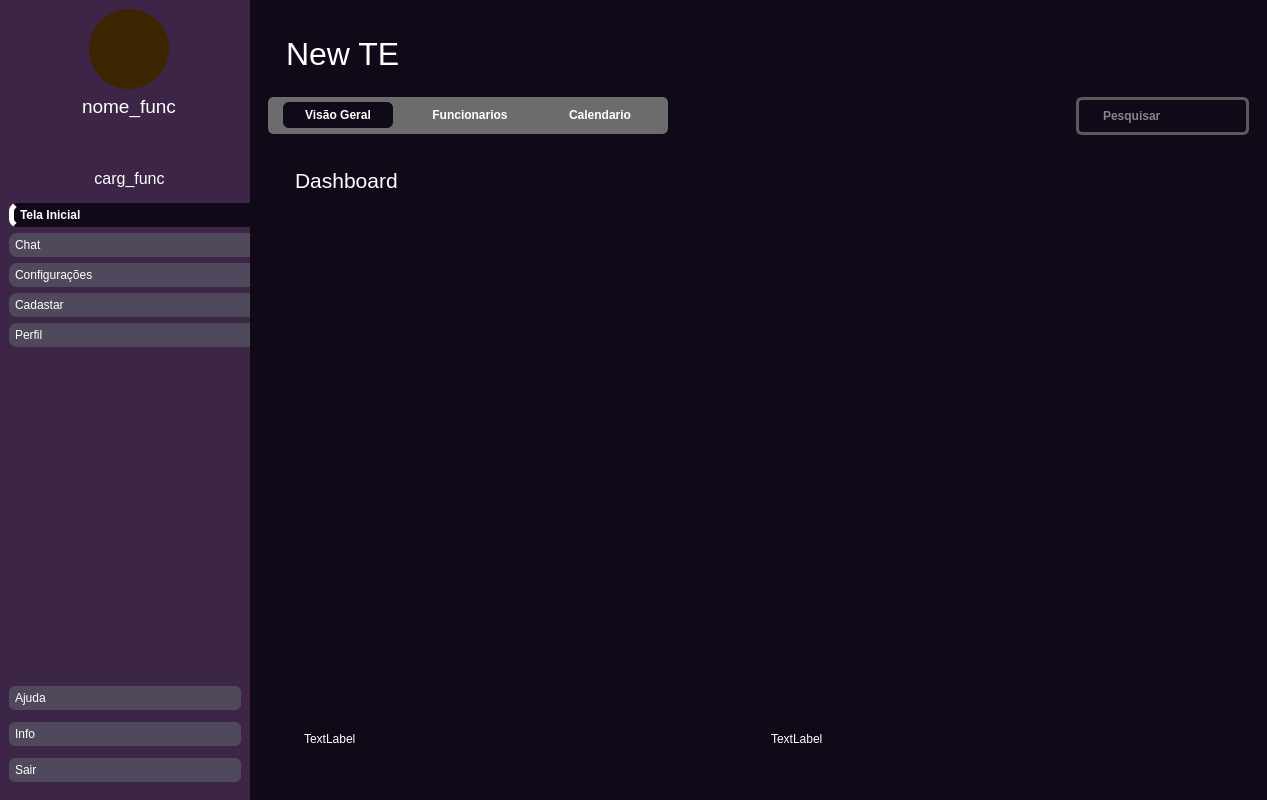
Above: design/NOVODASH.ui from Zstraffey/NewTE before the change. Below: the same form after it.
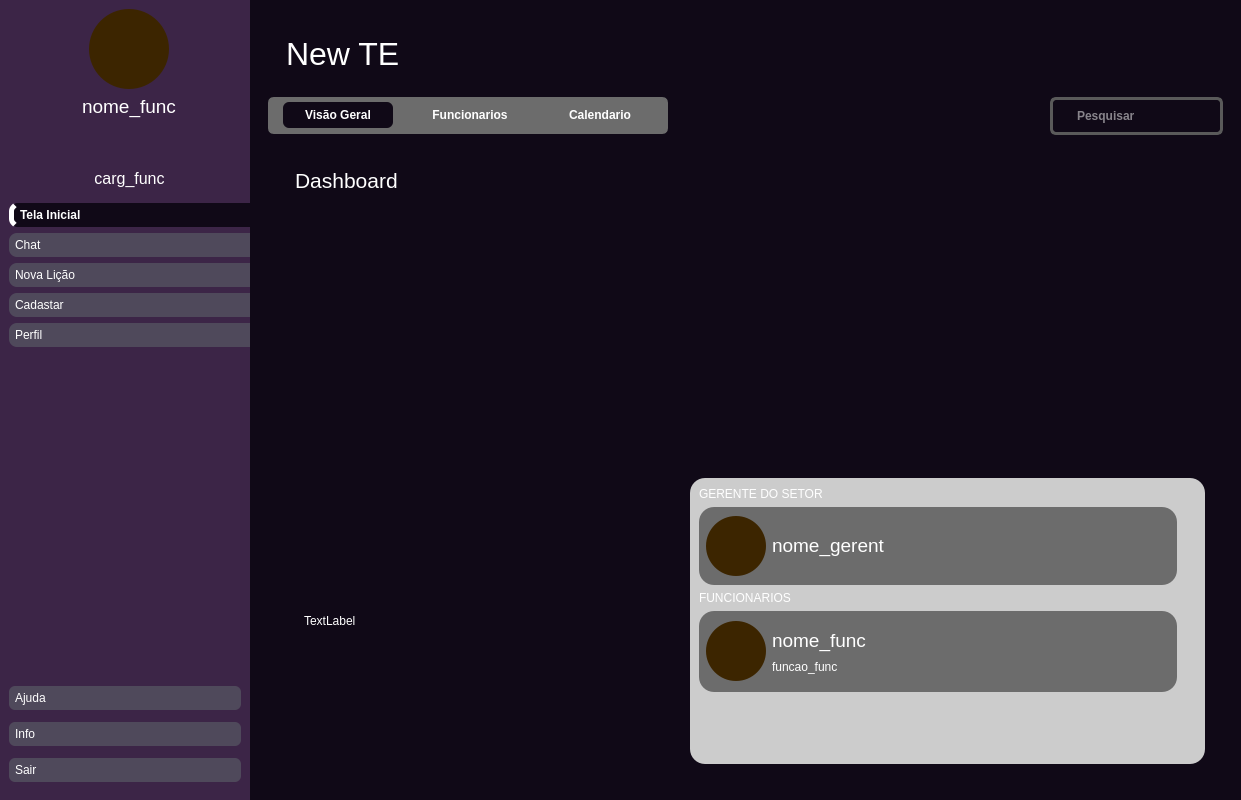
That is the form after the change. The open tabs and pages were chosen to show the change. Icons and pictures are not drawn.

Commit message: templates separados, atualização do dashboard

Patch:
```diff
--- a/design/NOVODASH.ui
+++ b/design/NOVODASH.ui
@@ -6,7 +6,7 @@
    <rect>
     <x>0</x>
     <y>0</y>
-    <width>1267</width>
+    <width>1241</width>
     <height>800</height>
    </rect>
   </property>
@@ -51,6 +51,9 @@
    <enum>Qt::ToolButtonIconOnly</enum>
   </property>
   <widget class="QWidget" name="centralwidget">
+   <property name="styleSheet">
+    <string notr="true">font: 63 8pt &quot;Inter 18pt SemiBold&quot;;</string>
+   </property>
    <layout class="QHBoxLayout" name="horizontalLayout">
     <property name="spacing">
      <number>0</number>
@@ -386,7 +389,7 @@
                 <cursorShape>PointingHandCursor</cursorShape>
                </property>
                <property name="text">
-                <string>Configurações</string>
+                <string>Nova Lição</string>
                </property>
                <property name="icon">
                 <iconset resource="../imagens/imgs.qrc">
@@ -934,6 +937,9 @@
               <layout class="QVBoxLayout" name="verticalLayout_31">
                <item>
                 <widget class="QWidget" name="widget_geral_dashboard" native="true">
+                 <property name="styleSheet">
+                  <string notr="true">font: 63 8pt &quot;Inter 18pt SemiBold&quot;;</string>
+                 </property>
                  <layout class="QVBoxLayout" name="verticalLayout_32">
                   <item>
                    <widget class="QWidget" name="grafico" native="true">
@@ -988,6 +994,12 @@
                   <item>
                    <widget class="QWidget" name="widget_pessoas_solicitar" native="true">
                     <layout class="QHBoxLayout" name="horizontalLayout_35">
+                     <property name="rightMargin">
+                      <number>0</number>
+                     </property>
+                     <property name="bottomMargin">
+                      <number>0</number>
+                     </property>
                      <item>
                       <widget class="QWidget" name="pessoas_online" native="true">
                        <layout class="QVBoxLayout" name="verticalLayout_35">
@@ -1003,12 +1015,300 @@
                      </item>
                      <item>
                       <widget class="QWidget" name="solicitar_ajuda" native="true">
+                       <property name="maximumSize">
+                        <size>
+                         <width>515</width>
+                         <height>16777215</height>
+                        </size>
+                       </property>
+                       <property name="styleSheet">
+                        <string notr="true">#solicitar_ajuda{background-color: rgb(204, 204, 204);
+border-radius:15px;}</string>
+                       </property>
                        <layout class="QVBoxLayout" name="verticalLayout_36">
+                        <property name="spacing">
+                         <number>0</number>
+                        </property>
+                        <property name="leftMargin">
+                         <number>0</number>
+                        </property>
+                        <property name="topMargin">
+                         <number>0</number>
+                        </property>
+                        <property name="rightMargin">
+                         <number>0</number>
+                        </property>
+                        <property name="bottomMargin">
+                         <number>0</number>
+                        </property>
                         <item>
-                         <widget class="QLabel" name="substitua_aqui_solicitar">
-                          <property name="text">
-                           <string>TextLabel</string>
+                         <widget class="QScrollArea" name="scrollArea_solicitar_ajuda">
+                          <property name="maximumSize">
+                           <size>
+                            <width>515</width>
+                            <height>16777215</height>
+                           </size>
                           </property>
+                          <property name="widgetResizable">
+                           <bool>true</bool>
+                          </property>
+                          <widget class="QWidget" name="scrollAreaWidgetContents_3">
+                           <property name="geometry">
+                            <rect>
+                             <x>0</x>
+                             <y>0</y>
+                             <width>515</width>
+                             <height>275</height>
+                            </rect>
+                           </property>
+                           <property name="maximumSize">
+                            <size>
+                             <width>515</width>
+                             <height>16777215</height>
+                            </size>
+                           </property>
+                           <layout class="QVBoxLayout" name="verticalLayout_54">
+                            <item>
+                             <widget class="QLabel" name="lbl_gerente">
+                              <property name="cursor">
+                               <cursorShape>ArrowCursor</cursorShape>
+                              </property>
+                              <property name="text">
+                               <string>&lt;html&gt;&lt;head/&gt;&lt;body&gt;&lt;p&gt;GERENTE DO SETOR&lt;/p&gt;&lt;/body&gt;&lt;/html&gt;</string>
+                              </property>
+                             </widget>
+                            </item>
+                            <item>
+                             <widget class="QWidget" name="template_gerente_setor" native="true">
+                              <property name="sizePolicy">
+                               <sizepolicy hsizetype="Fixed" vsizetype="Fixed">
+                                <horstretch>0</horstretch>
+                                <verstretch>0</verstretch>
+                               </sizepolicy>
+                              </property>
+                              <property name="minimumSize">
+                               <size>
+                                <width>478</width>
+                                <height>78</height>
+                               </size>
+                              </property>
+                              <property name="cursor">
+                               <cursorShape>PointingHandCursor</cursorShape>
+                              </property>
+                              <property name="styleSheet">
+                               <string notr="true">#template_gerente_setor{
+background-color: rgb(108, 108, 108);
+border-radius: 15px;
+
+}</string>
+                              </property>
+                              <layout class="QHBoxLayout" name="horizontalLayout_12">
+                               <property name="leftMargin">
+                                <number>7</number>
+                               </property>
+                               <item>
+                                <widget class="QPushButton" name="foto_gerente_setor">
+                                 <property name="sizePolicy">
+                                  <sizepolicy hsizetype="Expanding" vsizetype="Expanding">
+                                   <horstretch>0</horstretch>
+                                   <verstretch>0</verstretch>
+                                  </sizepolicy>
+                                 </property>
+                                 <property name="minimumSize">
+                                  <size>
+                                   <width>60</width>
+                                   <height>60</height>
+                                  </size>
+                                 </property>
+                                 <property name="maximumSize">
+                                  <size>
+                                   <width>60</width>
+                                   <height>60</height>
+                                  </size>
+                                 </property>
+                                 <property name="cursor">
+                                  <cursorShape>PointingHandCursor</cursorShape>
+                                 </property>
+                                 <property name="layoutDirection">
+                                  <enum>Qt::LeftToRight</enum>
+                                 </property>
+                                 <property name="styleSheet">
+                                  <string notr="true">QPushButton{
+text-aling:center;
+	background-color: rgb(60, 37, 00) ;
+border-radius: 30px;
+
+}</string>
+                                 </property>
+                                 <property name="text">
+                                  <string/>
+                                 </property>
+                                 <property name="iconSize">
+                                  <size>
+                                   <width>4000</width>
+                                   <height>4000</height>
+                                  </size>
+                                 </property>
+                                </widget>
+                               </item>
+                               <item>
+                                <widget class="QWidget" name="info_gerente_setor" native="true">
+                                 <property name="cursor">
+                                  <cursorShape>PointingHandCursor</cursorShape>
+                                 </property>
+                                 <layout class="QVBoxLayout" name="verticalLayout_52">
+                                  <property name="spacing">
+                                   <number>8</number>
+                                  </property>
+                                  <property name="leftMargin">
+                                   <number>0</number>
+                                  </property>
+                                  <item>
+                                   <widget class="QLabel" name="nome_gerente_setorc">
+                                    <property name="cursor">
+                                     <cursorShape>PointingHandCursor</cursorShape>
+                                    </property>
+                                    <property name="text">
+                                     <string>&lt;html&gt;&lt;head/&gt;&lt;body&gt;&lt;p&gt;&lt;span style=&quot; font-size:14pt;&quot;&gt;nome_gerent&lt;/span&gt;&lt;/p&gt;&lt;/body&gt;&lt;/html&gt;</string>
+                                    </property>
+                                   </widget>
+                                  </item>
+                                 </layout>
+                                </widget>
+                               </item>
+                              </layout>
+                             </widget>
+                            </item>
+                            <item>
+                             <widget class="QLabel" name="lbl_outrosfuncs">
+                              <property name="text">
+                               <string>FUNCIONARIOS</string>
+                              </property>
+                             </widget>
+                            </item>
+                            <item>
+                             <widget class="QWidget" name="template_funcs_setor" native="true">
+                              <property name="sizePolicy">
+                               <sizepolicy hsizetype="Fixed" vsizetype="Fixed">
+                                <horstretch>0</horstretch>
+                                <verstretch>0</verstretch>
+                               </sizepolicy>
+                              </property>
+                              <property name="minimumSize">
+                               <size>
+                                <width>478</width>
+                                <height>78</height>
+                               </size>
+                              </property>
+                              <property name="cursor">
+                               <cursorShape>PointingHandCursor</cursorShape>
+                              </property>
+                              <property name="styleSheet">
+                               <string notr="true">#template_funcs_setor{
+background-color: rgb(108, 108, 108);
+border-radius: 15px;
+
+}</string>
+                              </property>
+                              <layout class="QHBoxLayout" name="horizontalLayout_13">
+                               <property name="leftMargin">
+                                <number>7</number>
+                               </property>
+                               <item>
+                                <widget class="QPushButton" name="foto_func_setor">
+                                 <property name="sizePolicy">
+                                  <sizepolicy hsizetype="Expanding" vsizetype="Expanding">
+                                   <horstretch>0</horstretch>
+                                   <verstretch>0</verstretch>
+                                  </sizepolicy>
+                                 </property>
+                                 <property name="minimumSize">
+                                  <size>
+                                   <width>60</width>
+                                   <height>60</height>
+                                  </size>
+                                 </property>
+                                 <property name="maximumSize">
+                                  <size>
+                                   <width>60</width>
+                                   <height>60</height>
+                                  </size>
+                                 </property>
+                                 <property name="cursor">
+                                  <cursorShape>PointingHandCursor</cursorShape>
+                                 </property>
+                                 <property name="layoutDirection">
+                                  <enum>Qt::LeftToRight</enum>
+                                 </property>
+                                 <property name="styleSheet">
+                                  <string notr="true">QPushButton{
+text-aling:center;
+	background-color: rgb(60, 37, 00) ;
+border-radius: 30px;
+
+}</string>
+                                 </property>
+                                 <property name="text">
+                                  <string/>
+                                 </property>
+                                 <property name="iconSize">
+                                  <size>
+                                   <width>4000</width>
+                                   <height>4000</height>
+                                  </size>
+                                 </property>
+                                </widget>
+                               </item>
+                               <item>
+                                <widget class="QWidget" name="info_func_setor" native="true">
+                                 <property name="cursor">
+                                  <cursorShape>PointingHandCursor</cursorShape>
+                                 </property>
+                                 <layout class="QVBoxLayout" name="verticalLayout_53">
+                                  <property name="spacing">
+                                   <number>8</number>
+                                  </property>
+                                  <property name="leftMargin">
+                                   <number>0</number>
+                                  </property>
+                                  <item>
+                                   <widget class="QLabel" name="nome_func_setor">
+                                    <property name="cursor">
+                                     <cursorShape>PointingHandCursor</cursorShape>
+                                    </property>
+                                    <property name="text">
+                                     <string>&lt;html&gt;&lt;head/&gt;&lt;body&gt;&lt;p&gt;&lt;span style=&quot; font-size:14pt;&quot;&gt;nome_func&lt;/span&gt;&lt;/p&gt;&lt;/body&gt;&lt;/html&gt;</string>
+                                    </property>
+                                   </widget>
+                                  </item>
+                                  <item>
+                                   <widget class="QLabel" name="funcao_func">
+                                    <property name="text">
+                                     <string>funcao_func</string>
+                                    </property>
+                                   </widget>
+                                  </item>
+                                 </layout>
+                                </widget>
+                               </item>
+                              </layout>
+                             </widget>
+                            </item>
+                            <item>
+                             <spacer name="verticalSpacer_2">
+                              <property name="orientation">
+                               <enum>Qt::Vertical</enum>
+                              </property>
+                              <property name="sizeHint" stdset="0">
+                               <size>
+                                <width>20</width>
+                                <height>40</height>
+                               </size>
+                              </property>
+                             </spacer>
+                            </item>
+                           </layout>
+                          </widget>
                          </widget>
                         </item>
                        </layout>
```
Left out of the diff: 31 changed lines with no effect on the pictures. The commit also changes 4 other files.
